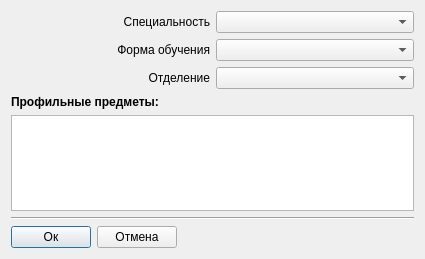
Above: maddspecialitiessetsdialog.ui from ichigo7diavol/armp before the change. Below: the same form after it.
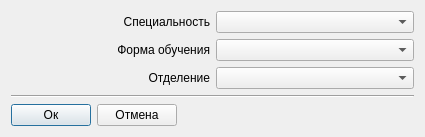
That is the form after the change.

The edit to the form file:
```diff
--- a/maddspecialitiessetsdialog.ui
+++ b/maddspecialitiessetsdialog.ui
@@ -7,7 +7,7 @@
     <x>0</x>
     <y>0</y>
     <width>425</width>
-    <height>259</height>
+    <height>132</height>
    </rect>
   </property>
   <property name="windowTitle">
@@ -26,6 +26,9 @@
        </property>
       </widget>
      </item>
+     <item row="1" column="1">
+      <widget class="QComboBox" name="comboBox_2"/>
+     </item>
      <item row="1" column="0">
       <widget class="QLabel" name="label_2">
        <property name="text">
@@ -36,6 +39,9 @@
        </property>
       </widget>
      </item>
+     <item row="2" column="1">
+      <widget class="QComboBox" name="comboBox_3"/>
+     </item>
      <item row="2" column="0">
       <widget class="QLabel" name="label_3">
        <property name="text">
@@ -46,31 +52,9 @@
        </property>
       </widget>
      </item>
-     <item row="1" column="1">
-      <widget class="QComboBox" name="comboBox_2"/>
-     </item>
-     <item row="2" column="1">
-      <widget class="QComboBox" name="comboBox_3"/>
-     </item>
-     <item row="4" column="0" colspan="2">
-      <widget class="QTableView" name="tableView"/>
-     </item>
      <item row="0" column="1">
       <widget class="QComboBox" name="comboBox"/>
      </item>
-     <item row="3" column="0" colspan="2">
-      <widget class="QLabel" name="label_4">
-       <property name="font">
-        <font>
-         <weight>75</weight>
-         <bold>true</bold>
-        </font>
-       </property>
-       <property name="text">
-        <string>Профильные предметы:</string>
-       </property>
-      </widget>
-     </item>
     </layout>
    </item>
    <item>
```
